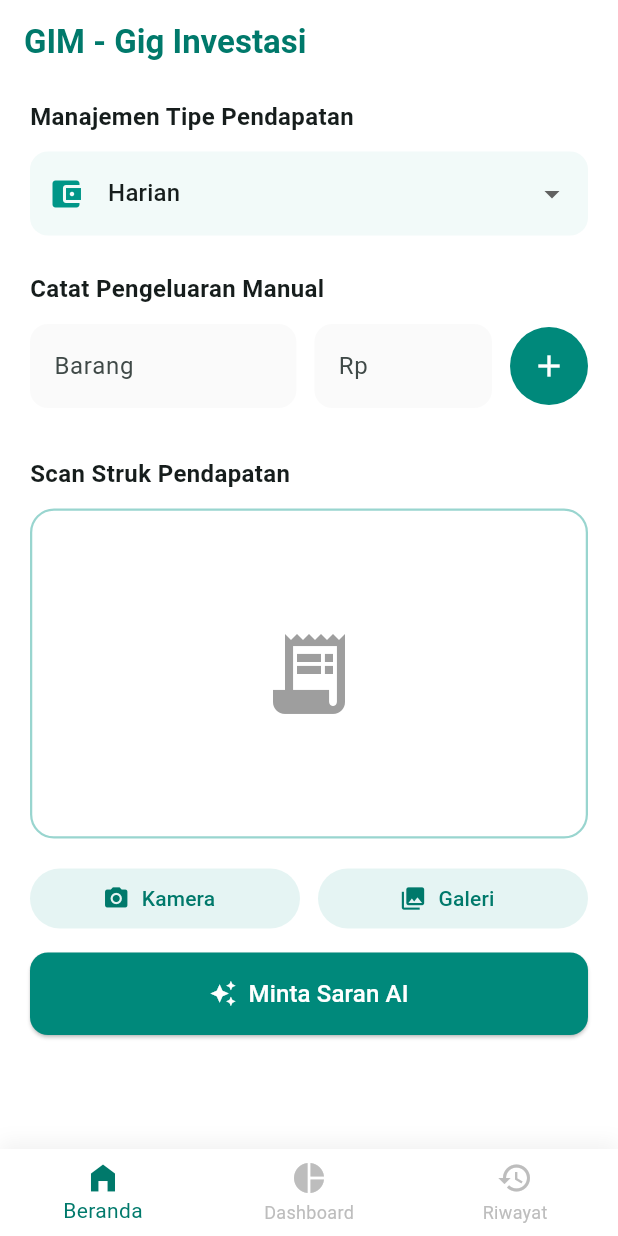
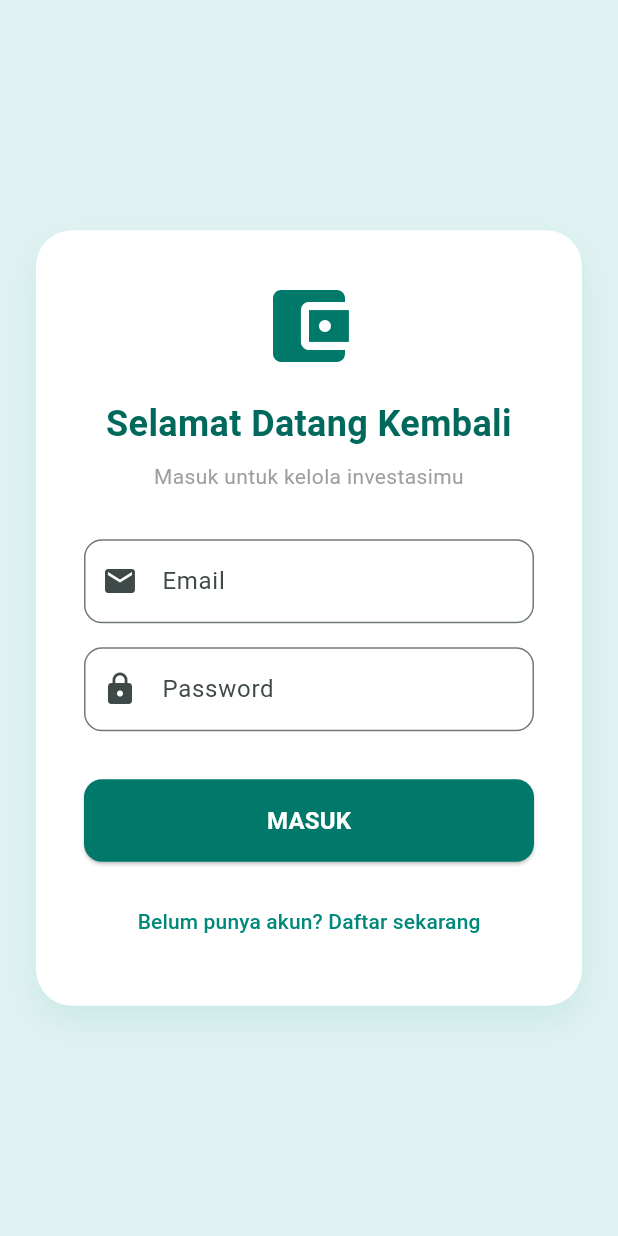
Before and after one commit to ngurah2/asisten-investasi-gig, a Flutter app: the screen it shows after launch, on a phone screen of 412 x 824 dp. Run offline on Flutter 3.47's test engine with Material 3 defaults, Android fonts, the phone set to English and light mode, and no system bars; our stand-ins replace fl_chart, image_picker, shared_preferences.

Commit message:
feat: menambahkan halaman profil, integrasi navigasi bawah, dan fitur logout

```diff
--- a/aplikasi_investasi/lib/main.dart
+++ b/aplikasi_investasi/lib/main.dart
@@ -1,23 +1,39 @@
 import 'package:flutter/material.dart';
-import 'screens/main_screen.dart'; // Pastikan import MainScreen
+import 'package:shared_preferences/shared_preferences.dart';
+import 'screens/main_screen.dart';
+import 'screens/login_screen.dart';
 
-void main() {
-  runApp(const MyApp());
+void main() async {
+  // Pastikan plugin Flutter terinisialisasi sebelum menjalankan app
+  WidgetsFlutterBinding.ensureInitialized();
+
+  // Ambil status login dari memori internal HP
+  SharedPreferences prefs = await SharedPreferences.getInstance();
+  bool isLoggedIn = prefs.getBool('isLoggedIn') ?? false;
+
+  runApp(MyApp(isLoggedIn: isLoggedIn));
 }
 
 class MyApp extends StatelessWidget {
-  const MyApp({super.key});
+  final bool isLoggedIn;
+  const MyApp({super.key, required this.isLoggedIn});
 
   @override
   Widget build(BuildContext context) {
     return MaterialApp(
-      title: 'Aplikasi GIM',
+      title: 'GIM - Gig Investasi Management',
       debugShowCheckedModeBanner: false,
       theme: ThemeData(
         colorScheme: ColorScheme.fromSeed(seedColor: Colors.teal),
         useMaterial3: true,
+        fontFamily: 'sans-serif',
       ),
-      home: const MainScreen(), // <-- UBAH BAGIAN INI JADI MainScreen()
+      // Jika sudah login, langsung ke MainScreen (Beranda dengan Bottom Nav)
+      // Jika belum, arahkan ke LoginScreen
+      initialRoute: '/',
+      routes: {
+        '/': (context) => isLoggedIn ? const MainScreen() : const LoginScreen(),
+      },
     );
   }
 }
--- /dev/null
+++ b/aplikasi_investasi/lib/screens/login_screen.dart
@@ -0,0 +1,109 @@
+import 'package:flutter/material.dart';
+import 'package:shared_preferences/shared_preferences.dart';
+import '../services/api_service.dart';
+import 'main_screen.dart';
+
+class LoginScreen extends StatefulWidget {
+  const LoginScreen({super.key});
+
+  @override
+  State<LoginScreen> createState() => _LoginScreenState();
+}
+
+class _LoginScreenState extends State<LoginScreen> {
+  bool isLoginMode = true;
+  bool isLoading = false;
+
+  final TextEditingController _namaController = TextEditingController();
+  final TextEditingController _emailController = TextEditingController();
+  final TextEditingController _passwordController = TextEditingController();
+
+  Future<void> _submitAuth() async {
+    String email = _emailController.text.trim();
+    String password = _passwordController.text.trim();
+    String nama = _namaController.text.trim();
+
+    if (email.isEmpty || password.isEmpty || (!isLoginMode && nama.isEmpty)) {
+      ScaffoldMessenger.of(context).showSnackBar(const SnackBar(content: Text('Harap isi semua kolom!'), backgroundColor: Colors.red));
+      return;
+    }
+
+    setState(() => isLoading = true);
+
+    Map<String, dynamic> response;
+    if (isLoginMode) {
+      response = await ApiService.loginUser(email, password);
+    } else {
+      response = await ApiService.registerUser(nama, email, password);
+    }
+
+    setState(() => isLoading = false);
+
+    if (response['status'] == 'sukses') {
+      if (isLoginMode) {
+        // Simpan sesi login
+        SharedPreferences prefs = await SharedPreferences.getInstance();
+        await prefs.setBool('isLoggedIn', true);
+        await prefs.setString('userName', response['data']['nama']);
+
+        if (mounted) {
+          Navigator.pushReplacement(context, MaterialPageRoute(builder: (context) => const MainScreen()));
+        }
+      } else {
+        ScaffoldMessenger.of(context).showSnackBar(const SnackBar(content: Text('Registrasi Berhasil! Silakan Login.'), backgroundColor: Colors.teal));
+        setState(() => isLoginMode = true);
+      }
+    } else {
+      ScaffoldMessenger.of(context).showSnackBar(SnackBar(content: Text(response['pesan']), backgroundColor: Colors.red));
+    }
+  }
+
+  @override
+  Widget build(BuildContext context) {
+    return Scaffold(
+      backgroundColor: Colors.teal[50],
+      body: Center(
+        child: SingleChildScrollView(
+          padding: const EdgeInsets.all(24.0),
+          child: Container(
+            padding: const EdgeInsets.all(32),
+            decoration: BoxDecoration(color: Colors.white, borderRadius: BorderRadius.circular(24), boxShadow: [BoxShadow(color: Colors.teal.withOpacity(0.1), blurRadius: 20, offset: const Offset(0, 10))]),
+            child: Column(
+              mainAxisSize: MainAxisSize.min,
+              crossAxisAlignment: CrossAxisAlignment.stretch,
+              children: [
+                Icon(Icons.account_balance_wallet, size: 64, color: Colors.teal[700]),
+                const SizedBox(height: 16),
+                Text(isLoginMode ? 'Selamat Datang Kembali' : 'Mulai Bersama GIM', textAlign: TextAlign.center, style: TextStyle(fontSize: 24, fontWeight: FontWeight.bold, color: Colors.teal[800])),
+                const SizedBox(height: 8),
+                Text(isLoginMode ? 'Masuk untuk kelola investasimu' : 'Daftar untuk jadikan AI manajer keuanganmu', textAlign: TextAlign.center, style: const TextStyle(color: Colors.grey)),
+                const SizedBox(height: 32),
+
+                if (!isLoginMode) ...[
+                  TextField(controller: _namaController, decoration: InputDecoration(labelText: 'Nama Lengkap', prefixIcon: const Icon(Icons.person), border: OutlineInputBorder(borderRadius: BorderRadius.circular(12)))),
+                  const SizedBox(height: 16),
+                ],
+
+                TextField(controller: _emailController, decoration: InputDecoration(labelText: 'Email', prefixIcon: const Icon(Icons.email), border: OutlineInputBorder(borderRadius: BorderRadius.circular(12)))),
+                const SizedBox(height: 16),
+                TextField(controller: _passwordController, obscureText: true, decoration: InputDecoration(labelText: 'Password', prefixIcon: const Icon(Icons.lock), border: OutlineInputBorder(borderRadius: BorderRadius.circular(12)))),
+                const SizedBox(height: 32),
+
+                ElevatedButton(
+                  onPressed: isLoading ? null : _submitAuth,
+                  style: ElevatedButton.styleFrom(backgroundColor: Colors.teal[700], padding: const EdgeInsets.symmetric(vertical: 16), shape: RoundedRectangleBorder(borderRadius: BorderRadius.circular(12))),
+                  child: isLoading ? const SizedBox(height: 20, width: 20, child: CircularProgressIndicator(color: Colors.white)) : Text(isLoginMode ? 'MASUK' : 'DAFTAR', style: const TextStyle(color: Colors.white, fontSize: 16, fontWeight: FontWeight.bold)),
+                ),
+                const SizedBox(height: 16),
+                TextButton(
+                  onPressed: () => setState(() => isLoginMode = !isLoginMode),
+                  child: Text(isLoginMode ? 'Belum punya akun? Daftar sekarang' : 'Sudah punya akun? Masuk di sini', style: TextStyle(color: Colors.teal[600])),
+                )
+              ],
+            ),
+          ),
+        ),
+      ),
+    );
+  }
+}
--- a/aplikasi_investasi/lib/screens/main_screen.dart
+++ b/aplikasi_investasi/lib/screens/main_screen.dart
@@ -2,6 +2,7 @@ import 'package:flutter/material.dart';
 import 'home_screen.dart';
 import 'dashboard_screen.dart';
 import 'riwayat_screen.dart';
+import 'profile_screen.dart'; // MENGIMPOR HALAMAN PROFIL BARU
 
 class MainScreen extends StatefulWidget {
   const MainScreen({super.key});
@@ -17,12 +18,13 @@ class _MainScreenState extends State<MainScreen> {
     const HomeScreen(),
     const DashboardScreen(),
     const RiwayatScreen(),
+    const ProfileScreen(), // HALAMAN PROFIL DI URUTAN KE-4
   ];
 
   @override
   Widget build(BuildContext context) {
     return Scaffold(
-      body: _screens[_currentIndex], // Menampilkan layar sesuai tab yang dipilih
+      body: _screens[_currentIndex],
       bottomNavigationBar: Container(
         decoration: BoxDecoration(
           boxShadow: [
@@ -39,12 +41,13 @@ class _MainScreenState extends State<MainScreen> {
           backgroundColor: Colors.white,
           selectedItemColor: Colors.teal[700],
           unselectedItemColor: Colors.grey[400],
-          type: BottomNavigationBarType.fixed,
+          type: BottomNavigationBarType.fixed, // Pastikan fixed agar semua ikon muncul
           elevation: 0,
           items: const [
             BottomNavigationBarItem(icon: Icon(Icons.home_filled), label: 'Beranda'),
             BottomNavigationBarItem(icon: Icon(Icons.pie_chart), label: 'Dashboard'),
             BottomNavigationBarItem(icon: Icon(Icons.history), label: 'Riwayat'),
+            BottomNavigationBarItem(icon: Icon(Icons.person), label: 'Profil'), // TOMBOL BARU
           ],
         ),
       ),
```
Also changed, not shown: aplikasi_investasi/lib/screens/home_screen.dart (+10 -20 lines), aplikasi_investasi/lib/screens/profile_screen.dart (added, +167 -0 lines), aplikasi_investasi/lib/services/api_service.dart (+29 -9 lines), 1 other file.
